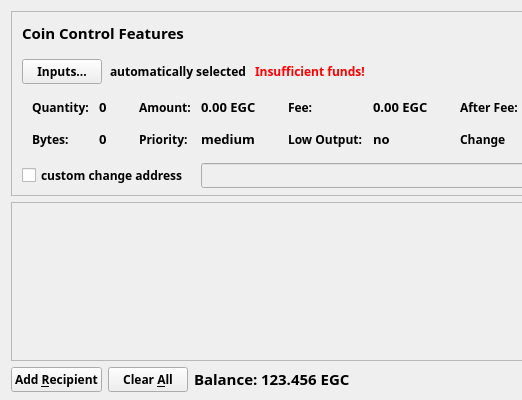
Above: src/qt/forms/sendcoinsdialog.ui from m1ari/EverGreenCoin before the change; both pictures show x 0 to 522 and y 0 to 400 of the 850 by 400 pixel window. Below: the same form after it.
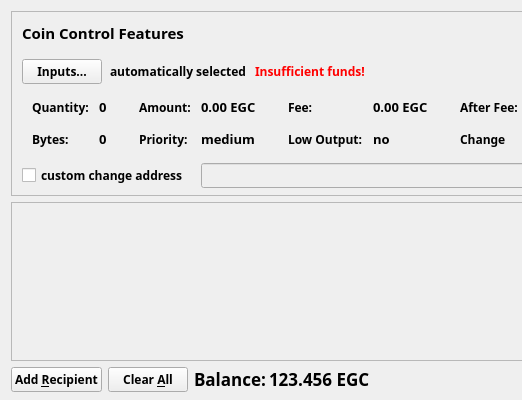
That is the form after the change. Icons and pictures are not drawn.

```diff
--- a/src/qt/forms/sendcoinsdialog.ui
+++ b/src/qt/forms/sendcoinsdialog.ui
@@ -990,9 +990,9 @@
             <colorrole role="Text">
              <brush brushstyle="SolidPattern">
               <color alpha="255">
-               <red>0</red>
-               <green>0</green>
-               <blue>0</blue>
+               <red>1</red>
+               <green>132</green>
+               <blue>87</blue>
               </color>
              </brush>
             </colorrole>
@@ -1127,9 +1127,9 @@
             <colorrole role="Text">
              <brush brushstyle="SolidPattern">
               <color alpha="255">
-               <red>0</red>
-               <green>0</green>
-               <blue>0</blue>
+               <red>1</red>
+               <green>132</green>
+               <blue>87</blue>
               </color>
              </brush>
             </colorrole>
@@ -1348,7 +1348,7 @@
          <property name="font">
           <font>
            <family>Typola</family>
-           <pointsize>11</pointsize>
+           <pointsize>13</pointsize>
            <weight>75</weight>
            <bold>true</bold>
            <stylestrategy>PreferAntialias</stylestrategy>
@@ -1427,9 +1427,9 @@
             <colorrole role="Text">
              <brush brushstyle="SolidPattern">
               <color alpha="255">
-               <red>0</red>
-               <green>0</green>
-               <blue>0</blue>
+               <red>1</red>
+               <green>132</green>
+               <blue>87</blue>
               </color>
              </brush>
             </colorrole>
@@ -1564,9 +1564,9 @@
             <colorrole role="Text">
              <brush brushstyle="SolidPattern">
               <color alpha="255">
-               <red>0</red>
-               <green>0</green>
-               <blue>0</blue>
+               <red>1</red>
+               <green>132</green>
+               <blue>87</blue>
               </color>
              </brush>
             </colorrole>
@@ -1785,7 +1785,7 @@
          <property name="font">
           <font>
            <family>Typola</family>
-           <pointsize>11</pointsize>
+           <pointsize>13</pointsize>
            <weight>75</weight>
            <bold>true</bold>
            <stylestrategy>PreferAntialias</stylestrategy>
```
